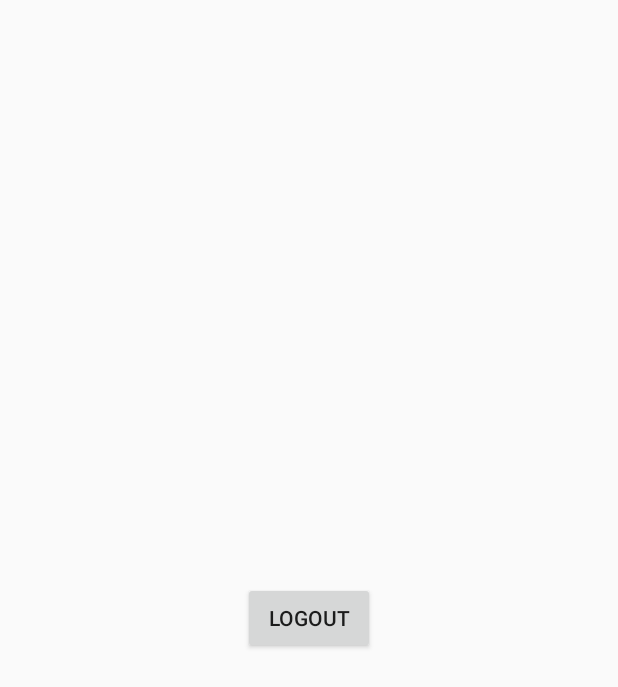
After one commit to student-ariannepauline/KooKoo, an Android app: the StudentActivity screen opened directly, with no data from a screen before it, on a phone screen of 412 x 824 dp. The commit adds this screen. Shown: the top 687 px of the screen. Run offline under Robolectric (Android 15) with nearby library versions, the phone set to English and light mode, and no system bars; our stand-ins replace Room's generated code.

```diff
--- a/app/src/main/AndroidManifest.xml
+++ b/app/src/main/AndroidManifest.xml
@@ -9,9 +9,10 @@
         android:roundIcon="@mipmap/ic_launcher_round"
         android:supportsRtl="true"
         android:theme="@style/AppTheme">
-        <activity android:name=".verification.ui.activity.VerificationActivity"></activity>
+        <activity android:name=".student.ui.StudentActivity"></activity>
+        <activity android:name=".verification.ui.activity.VerificationActivity" />
         <activity android:name=".SignupActivity" />
-        <activity android:name=".LoginActivity"></activity>
+        <activity android:name=".LoginActivity" />
         <activity android:name=".WelcomeActivity" />
         <activity android:name=".MainActivity">
             <intent-filter>
--- /dev/null
+++ b/app/src/main/java/com/sunnyside/kookoo/student/ui/StudentActivity.kt
@@ -0,0 +1,26 @@
+package com.sunnyside.kookoo.student.ui
+
+import android.content.Intent
+import androidx.appcompat.app.AppCompatActivity
+import android.os.Bundle
+import androidx.lifecycle.ViewModelProvider
+import com.sunnyside.kookoo.R
+import com.sunnyside.kookoo.verification.ui.activity.VerificationActivity
+import com.sunnyside.kookoo.verification.viewmodel.LoginViewModel
+import kotlinx.android.synthetic.main.activity_student.*
+
+class StudentActivity : AppCompatActivity() {
+    private lateinit var mLoginViewModel: LoginViewModel
+    override fun onCreate(savedInstanceState: Bundle?) {
+        super.onCreate(savedInstanceState)
+        setContentView(R.layout.activity_student)
+        mLoginViewModel = ViewModelProvider(this).get(LoginViewModel::class.java)
+
+        log_out_btn.setOnClickListener {
+            mLoginViewModel.logout()
+            intent = Intent(this, VerificationActivity::class.java)
+            startActivity(intent)
+            finish()
+        }
+    }
+}
--- a/app/src/main/java/com/sunnyside/kookoo/verification/data/database/LoggedInUserDao.kt
+++ b/app/src/main/java/com/sunnyside/kookoo/verification/data/database/LoggedInUserDao.kt
@@ -1,6 +1,7 @@
 package com.sunnyside.kookoo.verification.data.database
 
 import androidx.lifecycle.LiveData
+import androidx.lifecycle.MutableLiveData
 import androidx.room.Dao
 import androidx.room.Insert
 import androidx.room.OnConflictStrategy
@@ -12,6 +13,9 @@ interface LoggedInUserDao {
     @Insert(onConflict = OnConflictStrategy.IGNORE)
     suspend fun logIn(loggedInUser: LoggedInUser)
 
-    @Query("SELECT * FROM logged_in_table")
-    fun  loggedIn() : LiveData<List<LoggedInUser>>
+    @Query("SELECT * FROM logged_in_table LIMIT 1")
+    suspend fun checkForUser(): LoggedInUser
+
+    @Query("DELETE FROM logged_in_table")
+    suspend fun logOut()
 }
--- /dev/null
+++ b/app/src/main/res/layout/activity_student.xml
@@ -0,0 +1,19 @@
+<?xml version="1.0" encoding="utf-8"?>
+<androidx.constraintlayout.widget.ConstraintLayout xmlns:android="http://schemas.android.com/apk/res/android"
+    xmlns:app="http://schemas.android.com/apk/res-auto"
+    xmlns:tools="http://schemas.android.com/tools"
+    android:layout_width="match_parent"
+    android:layout_height="match_parent"
+    tools:context=".student.ui.StudentActivity">
+
+    <Button
+        android:id="@+id/log_out_btn"
+        android:layout_width="wrap_content"
+        android:layout_height="wrap_content"
+        android:text="Logout"
+        app:layout_constraintBottom_toBottomOf="parent"
+        app:layout_constraintEnd_toEndOf="parent"
+        app:layout_constraintHorizontal_bias="0.5"
+        app:layout_constraintStart_toStartOf="parent"
+        app:layout_constraintTop_toTopOf="parent" />
+</androidx.constraintlayout.widget.ConstraintLayout>
```
Also changed, not shown: app/src/main/java/com/sunnyside/kookoo/MainActivity.kt (+22 -2 lines), app/src/main/java/com/sunnyside/kookoo/verification/data/repository/LoggedInRepository.kt (+10 -1 lines), app/src/main/java/com/sunnyside/kookoo/verification/ui/fragments/LoginFragment.kt (+4 -7 lines), app/src/main/java/com/sunnyside/kookoo/verification/viewmodel/LoginViewModel.kt (+15 -2 lines).
